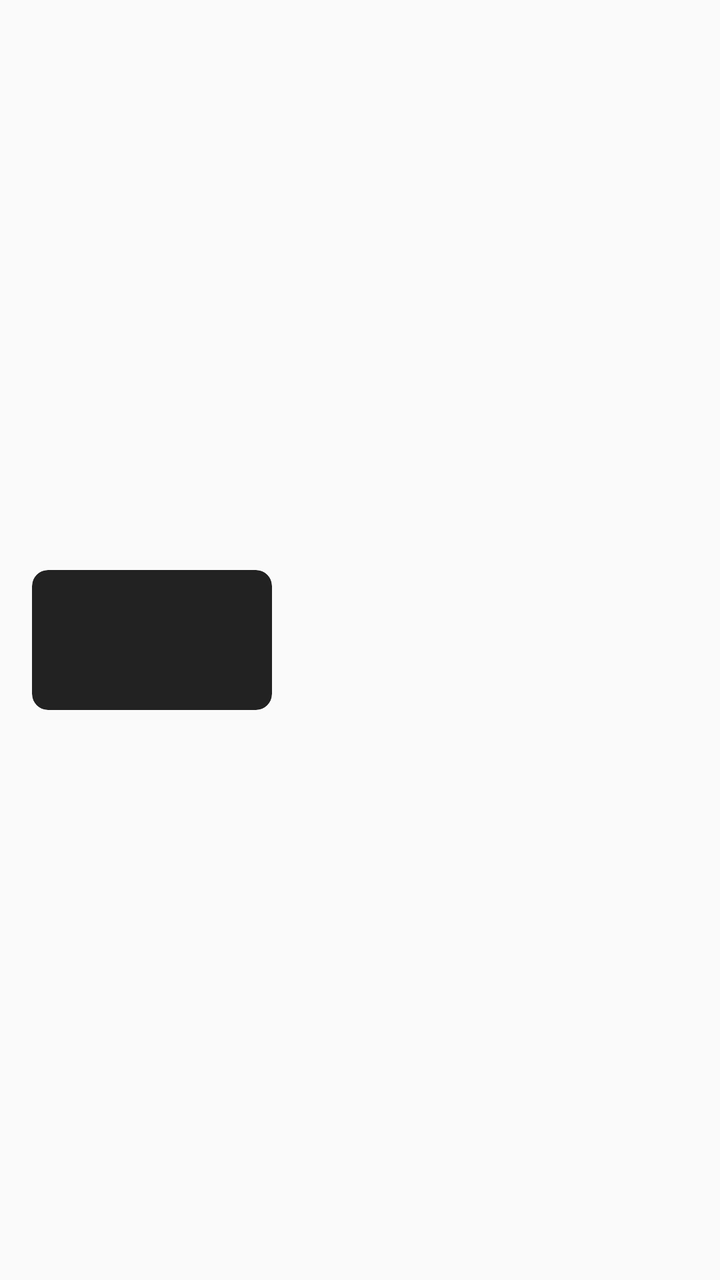
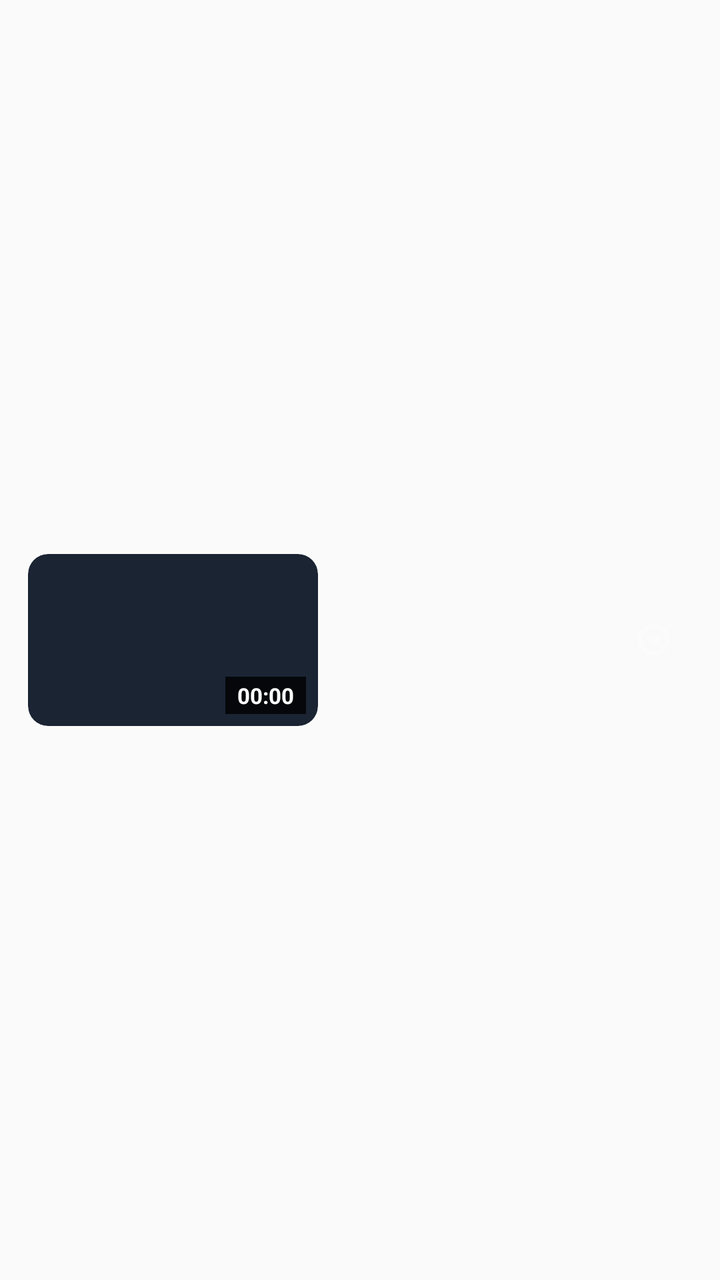

Compare the two renders of this Android layout. The source of the first and the diff that turns it into the second are given below.
<!-- AndroidManifest.xml: application theme Theme.AppCompat.DayNight.NoActionBar -->
<!-- res/layout/item_video_view.xml -->
<?xml version="1.0" encoding="utf-8"?>
<LinearLayout xmlns:android="http://schemas.android.com/apk/res/android"
    xmlns:app="http://schemas.android.com/apk/res-auto"
    android:layout_width="match_parent"
    android:layout_height="wrap_content"
    android:background="?attr/selectableItemBackground"
    android:clickable="true"
    android:focusable="true"
    android:gravity="center_vertical"
    android:orientation="horizontal"
    android:paddingHorizontal="16dp"
    android:paddingVertical="12dp">

    <androidx.cardview.widget.CardView
        android:layout_width="120dp"
        android:layout_height="70dp"
        app:cardBackgroundColor="#222222"
        app:cardCornerRadius="8dp"
        app:cardElevation="0dp">

        <RelativeLayout
            android:layout_width="match_parent"
            android:layout_height="match_parent">

            <ImageView
                android:id="@+id/imgThumbnail"
                android:layout_width="match_parent"
                android:layout_height="match_parent"
                android:scaleType="centerCrop" />
        </RelativeLayout>
    </androidx.cardview.widget.CardView>

    <LinearLayout
        android:layout_width="match_parent"
        android:layout_height="wrap_content"
        android:layout_marginStart="16dp"
        android:orientation="vertical">

        <TextView
            android:id="@+id/tvVideoName"
            android:layout_width="wrap_content"
            android:layout_height="wrap_content"
            android:ellipsize="end"
            android:maxLines="2"
            android:textColor="#FFFFFF"
            android:textSize="15sp"
            android:textStyle="bold" />

        <TextView
            android:id="@+id/tvVideoFormat"
            android:layout_width="wrap_content"
            android:layout_height="wrap_content"
            android:layout_marginTop="4dp"
            android:maxLines="1"
            android:textColor="#8AB4F8"
            android:textSize="12sp" />
    </LinearLayout>
</LinearLayout>
<!-- resources referenced by this layout -->
<resources>

</resources>

<!-- the commit's change to res/layout/item_video_view.xml (unified diff, before → after) -->
@@ -1,6 +1,7 @@
 <?xml version="1.0" encoding="utf-8"?>
 <LinearLayout xmlns:android="http://schemas.android.com/apk/res/android"
     xmlns:app="http://schemas.android.com/apk/res-auto"
+    android:id="@+id/videoItemRoot"
     android:layout_width="match_parent"
     android:layout_height="wrap_content"
     android:background="?attr/selectableItemBackground"
@@ -8,14 +9,26 @@
     android:focusable="true"
     android:gravity="center_vertical"
     android:orientation="horizontal"
-    android:paddingHorizontal="16dp"
+    android:paddingHorizontal="14dp"
     android:paddingVertical="12dp">
 
+    
+    <CheckBox
+        android:id="@+id/cbSelectVideo"
+        android:layout_width="wrap_content"
+        android:layout_height="wrap_content"
+        android:layout_marginEnd="8dp"
+        android:buttonTint="#818CF8"
+        android:clickable="false"
+        android:focusable="false"
+        android:visibility="gone" />
+
+    
     <androidx.cardview.widget.CardView
-        android:layout_width="120dp"
-        android:layout_height="70dp"
-        app:cardBackgroundColor="#222222"
-        app:cardCornerRadius="8dp"
+        android:layout_width="145dp"
+        android:layout_height="86dp"
+        app:cardBackgroundColor="#1A2433"
+        app:cardCornerRadius="10dp"
         app:cardElevation="0dp">
 
         <RelativeLayout
@@ -27,13 +40,43 @@
                 android:layout_width="match_parent"
                 android:layout_height="match_parent"
                 android:scaleType="centerCrop" />
+
+            
+            <TextView
+                android:id="@+id/tvThumbnailDuration"
+                android:layout_width="wrap_content"
+                android:layout_height="wrap_content"
+                android:layout_alignParentBottom="true"
+                android:layout_alignParentEnd="true"
+                android:layout_margin="6dp"
+                android:background="#CC000000"
+                android:paddingHorizontal="6dp"
+                android:paddingVertical="2dp"
+                android:text="00:00"
+                android:textColor="#FFFFFF"
+                android:textSize="11sp"
+                android:textStyle="bold" />
+
+            
+            <ProgressBar
+                android:id="@+id/progressVideoWatched"
+                style="?android:attr/progressBarStyleHorizontal"
+                android:layout_width="match_parent"
+                android:layout_height="3dp"
+                android:layout_alignParentBottom="true"
+                android:max="100"
+                android:progress="0"
+                android:progressTint="#818CF8"
+                android:visibility="gone" />
         </RelativeLayout>
     </androidx.cardview.widget.CardView>
 
+    
     <LinearLayout
-        android:layout_width="match_parent"
+        android:layout_width="0dp"
         android:layout_height="wrap_content"
-        android:layout_marginStart="16dp"
+        android:layout_marginStart="14dp"
+        android:layout_weight="1"
         android:orientation="vertical">
 
         <TextView
@@ -43,16 +86,50 @@
             android:ellipsize="end"
             android:maxLines="2"
             android:textColor="#FFFFFF"
-            android:textSize="15sp"
+            android:textSize="16sp"
             android:textStyle="bold" />
 
-        <TextView
-            android:id="@+id/tvVideoFormat"
+        <LinearLayout
             android:layout_width="wrap_content"
             android:layout_height="wrap_content"
-            android:layout_marginTop="4dp"
-            android:maxLines="1"
-            android:textColor="#8AB4F8"
-            android:textSize="12sp" />
+            android:layout_marginTop="6dp"
+            android:gravity="center_vertical"
+            android:orientation="horizontal">
+
+            <TextView
+                android:id="@+id/tvVideoFormat"
+                android:layout_width="wrap_content"
+                android:layout_height="wrap_content"
+                android:textColor="#8AB4F8"
+                android:textSize="13sp" />
+
+            
+            <TextView
+                android:id="@+id/tvResumeBadge"
+                android:layout_width="wrap_content"
+                android:layout_height="wrap_content"
+                android:layout_marginStart="8dp"
+                android:background="@drawable/circle_background"
+                android:backgroundTint="#33818CF8"
+                android:paddingHorizontal="6dp"
+                android:paddingVertical="1dp"
+                android:text="Resume"
+                android:textColor="#AECBFA"
+                android:textSize="11sp"
+                android:textStyle="bold"
+                android:visibility="gone" />
+        </LinearLayout>
     </LinearLayout>
+
+    
+    <ImageButton
+        android:id="@+id/btnVideoOptions"
+        android:layout_width="38dp"
+        android:layout_height="38dp"
+        android:background="?attr/selectableItemBackgroundBorderless"
+        android:padding="8dp"
+        android:scaleType="fitCenter"
+        android:src="@android:drawable/ic_menu_more"
+        app:tint="#80FFFFFF" />
+
 </LinearLayout>
<!-- resource entries referenced after the edit -->
@@ -1,5 +1,10 @@
 <!-- resources referenced by this layout -->
 <resources>
-
+  <!-- drawable circle_background (drawable) -->
+  <?xml version="1.0" encoding="utf-8"?>
+  <shape xmlns:android="http://schemas.android.com/apk/res/android"
+      android:shape="oval">
+      <solid android:color="#FFFFFF" />
+  </shape>
 </resources>
 
